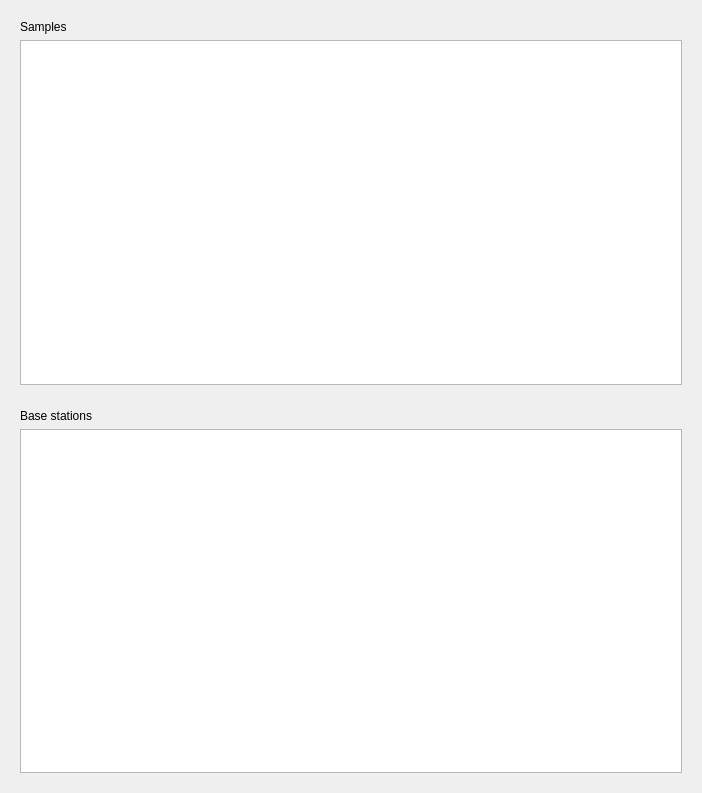
This is src/cfclient/ui/widgets/geo_estimator_details.ui in bitcraze/crazyflie-clients-python as Qt 5 draws it before an edit. The edited form follows.
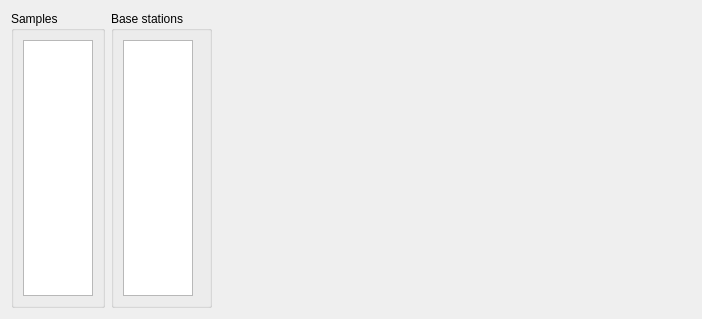
This is the edited form.

Commit message: Reworked sample/bs details

Diff of the .ui file:
```diff
--- a/src/cfclient/ui/widgets/geo_estimator_details.ui
+++ b/src/cfclient/ui/widgets/geo_estimator_details.ui
@@ -7,7 +7,7 @@
     <x>0</x>
     <y>0</y>
     <width>702</width>
-    <height>793</height>
+    <height>319</height>
    </rect>
   </property>
   <property name="sizePolicy">
@@ -19,21 +19,17 @@
   <property name="windowTitle">
    <string>Form</string>
   </property>
-  <layout class="QVBoxLayout" name="verticalLayout">
+  <layout class="QHBoxLayout" name="horizontalLayout">
    <item>
-    <widget class="QWidget" name="_samples_widget" native="true">
+    <widget class="QGroupBox" name="_samples_widget">
+     <property name="title">
+      <string>Samples</string>
+     </property>
      <layout class="QVBoxLayout" name="verticalLayout_2">
-      <item>
-       <widget class="QLabel" name="label_2">
-        <property name="text">
-         <string>Samples</string>
-        </property>
-       </widget>
-      </item>
       <item>
        <widget class="QTableView" name="_samples_table_view">
         <property name="sizePolicy">
-         <sizepolicy hsizetype="MinimumExpanding" vsizetype="Expanding">
+         <sizepolicy hsizetype="Maximum" vsizetype="Expanding">
           <horstretch>0</horstretch>
           <verstretch>0</verstretch>
          </sizepolicy>
@@ -65,19 +61,15 @@
     </widget>
    </item>
    <item>
-    <widget class="QWidget" name="_base_stations_widget" native="true">
+    <widget class="QGroupBox" name="_base_stations_widget">
+     <property name="title">
+      <string>Base stations</string>
+     </property>
      <layout class="QVBoxLayout" name="verticalLayout_3">
-      <item>
-       <widget class="QLabel" name="label_3">
-        <property name="text">
-         <string>Base stations</string>
-        </property>
-       </widget>
-      </item>
       <item>
        <widget class="QTableView" name="_base_stations_table_view">
         <property name="sizePolicy">
-         <sizepolicy hsizetype="MinimumExpanding" vsizetype="Expanding">
+         <sizepolicy hsizetype="Maximum" vsizetype="Expanding">
           <horstretch>0</horstretch>
           <verstretch>0</verstretch>
          </sizepolicy>
@@ -105,6 +97,19 @@
      </layout>
     </widget>
    </item>
+   <item>
+    <spacer name="horizontalSpacer">
+     <property name="orientation">
+      <enum>Qt::Orientation::Horizontal</enum>
+     </property>
+     <property name="sizeHint" stdset="0">
+      <size>
+       <width>40</width>
+       <height>20</height>
+      </size>
+     </property>
+    </spacer>
+   </item>
   </layout>
  </widget>
  <resources/>
```
The commit also changes 5 other files.
